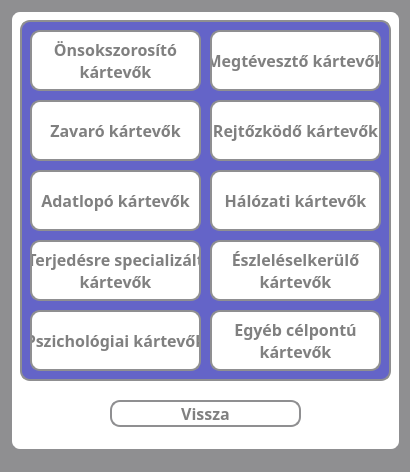
Before: the Qt Designer form src/main/resources/ui/dark/chooseLearning.ui in pkristof1999/Szakdolgozat, drawn with Qt 5.
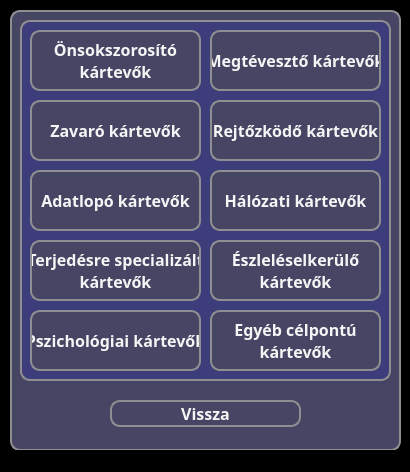
After: the same form once the commit is applied.

```diff
--- a/src/main/resources/ui/dark/chooseLearning.ui
+++ b/src/main/resources/ui/dark/chooseLearning.ui
@@ -15,7 +15,7 @@
   </property>
   <property name="styleSheet">
    <string notr="true">* {
-	background-color: #8f8f91;
+	background-color: black;
 }</string>
   </property>
   <widget class="QWidget" name="centralwidget">
@@ -30,7 +30,7 @@
     </property>
     <property name="styleSheet">
      <string notr="true">* {
-	background-color: white;
+	background-color: rgb(70, 70, 100);
 	border: 2px solid #8f8f91;
 	border-radius: 10px;
 	color: white;
@@ -56,8 +56,8 @@
      </property>
      <property name="styleSheet">
       <string notr="true">* {
-	background-color: white;
-	color: grey;
+	background-color: rgb(70, 70, 100);
+	color: whitesmoke;
 }
 
 *:hover {
@@ -80,7 +80,7 @@
      </property>
      <property name="styleSheet">
       <string notr="true">* {
-	background-color: rgb(100, 100, 200);
+	background-color: #3d3d7b;
 	border: 2px solid #8f8f91;
 	border-radius: 10px;
 	color: white;
@@ -106,8 +106,8 @@
       </property>
       <property name="styleSheet">
        <string notr="true">* {
-	background-color: white;
-	color: grey;
+	background-color: rgb(70, 70, 100);
+	color: whitesmoke;
 }
 
 *:hover {
@@ -138,8 +138,8 @@
       </property>
       <property name="styleSheet">
        <string notr="true">* {
-	background-color: white;
-	color: grey;
+	background-color: rgb(70, 70, 100);
+	color: whitesmoke;
 }
 
 *:hover {
@@ -169,8 +169,8 @@
       </property>
       <property name="styleSheet">
        <string notr="true">* {
-	background-color: white;
-	color: grey;
+	background-color: rgb(70, 70, 100);
+	color: whitesmoke;
 }
 
 *:hover {
@@ -200,8 +200,8 @@
       </property>
       <property name="styleSheet">
        <string notr="true">* {
-	background-color: white;
-	color: grey;
+	background-color: rgb(70, 70, 100);
+	color: whitesmoke;
 }
 
 *:hover {
@@ -231,8 +231,8 @@
       </property>
       <property name="styleSheet">
        <string notr="true">* {
-	background-color: white;
-	color: grey;
+	background-color: rgb(70, 70, 100);
+	color: whitesmoke;
 }
 
 *:hover {
@@ -262,8 +262,8 @@
       </property>
       <property name="styleSheet">
        <string notr="true">* {
-	background-color: white;
-	color: grey;
+	background-color: rgb(70, 70, 100);
+	color: whitesmoke;
 }
 
 *:hover {
@@ -293,8 +293,8 @@
       </property>
       <property name="styleSheet">
        <string notr="true">* {
-	background-color: white;
-	color: grey;
+	background-color: rgb(70, 70, 100);
+	color: whitesmoke;
 }
 
 *:hover {
@@ -325,8 +325,8 @@
       </property>
       <property name="styleSheet">
        <string notr="true">* {
-	background-color: white;
-	color: grey;
+	background-color: rgb(70, 70, 100);
+	color: whitesmoke;
 }
 
 *:hover {
@@ -357,8 +357,8 @@
       </property>
       <property name="styleSheet">
        <string notr="true">* {
-	background-color: white;
-	color: grey;
+	background-color: rgb(70, 70, 100);
+	color: whitesmoke;
 }
 
 *:hover {
@@ -388,8 +388,8 @@
       </property>
       <property name="styleSheet">
        <string notr="true">* {
-	background-color: white;
-	color: grey;
+	background-color: rgb(70, 70, 100);
+	color: whitesmoke;
 }
 
 *:hover {
```
